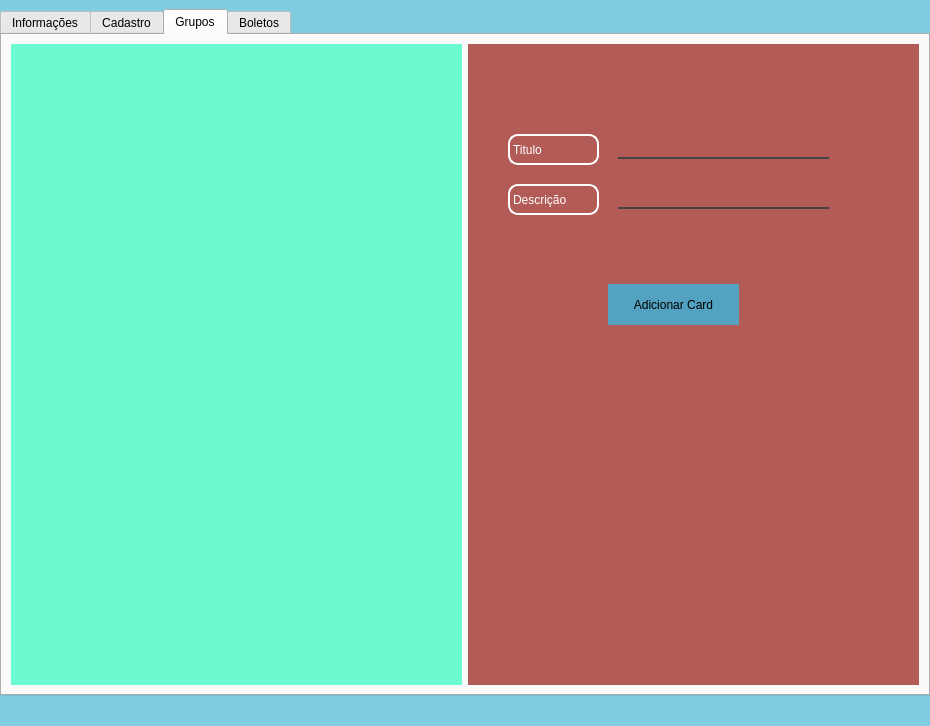
Nautilidae-project/Nautilus, file Telas/UI/dashCliente.ui: the form before one commit.
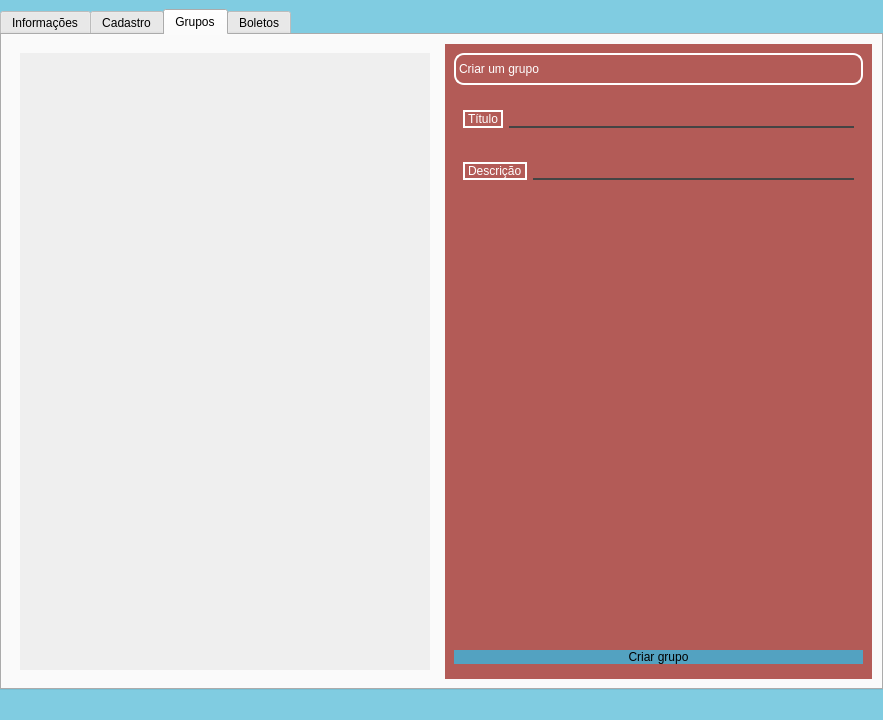
The form after the commit. The open tabs and pages were chosen to show the change.

Commit message:
CardClientes, Grupos e Participantes
- Inserção dos cards de grupos na tela de grupos;
- Criação do relacionamento entre as tabelas de grupo e participantes
- Pequena mexida no layout dos cards

Diff of the .ui file:
```diff
--- a/Telas/UI/dashCliente.ui
+++ b/Telas/UI/dashCliente.ui
@@ -6,8 +6,8 @@
    <rect>
     <x>0</x>
     <y>0</y>
-    <width>930</width>
-    <height>726</height>
+    <width>883</width>
+    <height>720</height>
    </rect>
   </property>
   <property name="windowTitle">
@@ -2419,13 +2419,37 @@
        <item>
         <widget class="QFrame" name="frGruposFormados">
          <property name="styleSheet">
-          <string notr="true">background-color: rgb(108, 251, 208);</string>
+          <string notr="true">/*background-color: rgb(108, 251, 208);*/</string>
          </property>
-         <layout class="QGridLayout" name="gridLayout_6"/>
+         <layout class="QGridLayout" name="gridLayout_6">
+          <item row="0" column="0">
+           <widget class="QScrollArea" name="scrollArea">
+            <property name="widgetResizable">
+             <bool>true</bool>
+            </property>
+            <widget class="QWidget" name="scrollGrupos">
+             <property name="geometry">
+              <rect>
+               <x>0</x>
+               <y>0</y>
+               <width>412</width>
+               <height>595</height>
+              </rect>
+             </property>
+            </widget>
+           </widget>
+          </item>
+         </layout>
         </widget>
        </item>
        <item>
         <widget class="QFrame" name="frFormarGRupos">
+         <property name="minimumSize">
+          <size>
+           <width>380</width>
+           <height>0</height>
+          </size>
+         </property>
          <property name="styleSheet">
           <string notr="true">background-color: rgb(179, 91, 87);</string>
          </property>
@@ -2435,74 +2459,141 @@
          <property name="frameShadow">
           <enum>QFrame::Raised</enum>
          </property>
-         <widget class="QPushButton" name="pbAddGrupo">
-          <property name="geometry">
-           <rect>
-            <x>140</x>
-            <y>240</y>
-            <width>131</width>
-            <height>41</height>
-           </rect>
+         <layout class="QVBoxLayout" name="verticalLayout">
+          <property name="spacing">
+           <number>16</number>
           </property>
-          <property name="styleSheet">
-           <string notr="true">background-color: rgb(83, 162, 193);</string>
+          <property name="bottomMargin">
+           <number>15</number>
           </property>
-          <property name="text">
-           <string>Adicionar Card</string>
-          </property>
-         </widget>
-         <widget class="QLabel" name="label">
-          <property name="geometry">
-           <rect>
-            <x>40</x>
-            <y>90</y>
-            <width>91</width>
-            <height>31</height>
-           </rect>
-          </property>
-          <property name="styleSheet">
-           <string notr="true">color: rgb(255, 255, 255);</string>
-          </property>
-          <property name="text">
-           <string>Titulo</string>
-          </property>
-         </widget>
-         <widget class="QLineEdit" name="leTituloGrupo">
-          <property name="geometry">
-           <rect>
-            <x>150</x>
-            <y>90</y>
-            <width>211</width>
-            <height>25</height>
-           </rect>
-          </property>
-         </widget>
-         <widget class="QLineEdit" name="leDescricaoGrupo">
-          <property name="geometry">
-           <rect>
-            <x>150</x>
-            <y>140</y>
-            <width>211</width>
-            <height>25</height>
-           </rect>
-          </property>
-         </widget>
-         <widget class="QLabel" name="label_2">
-          <property name="geometry">
-           <rect>
-            <x>40</x>
-            <y>140</y>
-            <width>91</width>
-            <height>31</height>
-           </rect>
-          </property>
-          <property name="styleSheet">
-           <string notr="true">color: rgb(255, 255, 255);</string>
-          </property>
-          <property name="text">
-           <string>Descrição</string>
-          </property>
-         </widget>
+          <item>
+           <widget class="QLabel" name="label_3">
+            <property name="minimumSize">
+             <size>
+              <width>0</width>
+              <height>32</height>
+             </size>
+            </property>
+            <property name="styleSheet">
+             <string notr="true">color: rgb(255, 255, 255);</string>
+            </property>
+            <property name="text">
+             <string>Criar um grupo</string>
+            </property>
+           </widget>
+          </item>
+          <item>
+           <widget class="QFrame" name="frTitulo">
+            <property name="minimumSize">
+             <size>
+              <width>0</width>
+              <height>32</height>
+             </size>
+            </property>
+            <property name="frameShape">
+             <enum>QFrame::StyledPanel</enum>
+            </property>
+            <property name="frameShadow">
+             <enum>QFrame::Raised</enum>
+            </property>
+            <layout class="QHBoxLayout" name="horizontalLayout_17">
+             <item>
+              <widget class="QLabel" name="lbTitulo_2">
+               <property name="styleSheet">
+                <string notr="true">color: rgb(255, 255, 255);</string>
+               </property>
+               <property name="text">
+                <string>Título</string>
+               </property>
+              </widget>
+             </item>
+             <item>
+              <widget class="QLineEdit" name="leTituloGrupo"/>
+             </item>
+            </layout>
+           </widget>
+          </item>
+          <item>
+           <widget class="QFrame" name="frame_2">
+            <property name="minimumSize">
+             <size>
+              <width>0</width>
+              <height>32</height>
+             </size>
+            </property>
+            <property name="frameShape">
+             <enum>QFrame::StyledPanel</enum>
+            </property>
+            <property name="frameShadow">
+             <enum>QFrame::Raised</enum>
+            </property>
+            <layout class="QHBoxLayout" name="horizontalLayout_23">
+             <item>
+              <widget class="QLabel" name="lbDescricao">
+               <property name="styleSheet">
+                <string notr="true">color: rgb(255, 255, 255);</string>
+               </property>
+               <property name="text">
+                <string>Descrição</string>
+               </property>
+              </widget>
+             </item>
+             <item>
+              <widget class="QLineEdit" name="leDescricaoGrupo"/>
+             </item>
+            </layout>
+           </widget>
+          </item>
+          <item>
+           <widget class="QTableWidget" name="tblGrupo">
+            <property name="frameShape">
+             <enum>QFrame::NoFrame</enum>
+            </property>
+            <attribute name="horizontalHeaderVisible">
+             <bool>false</bool>
+            </attribute>
+            <attribute name="horizontalHeaderCascadingSectionResizes">
+             <bool>true</bool>
+            </attribute>
+            <attribute name="horizontalHeaderStretchLastSection">
+             <bool>true</bool>
+            </attribute>
+            <attribute name="verticalHeaderVisible">
+             <bool>false</bool>
+            </attribute>
+            <column>
+             <property name="text">
+              <string>Id</string>
+             </property>
+            </column>
+            <column>
+             <property name="text">
+              <string>Nome</string>
+             </property>
+            </column>
+            <column>
+             <property name="text">
+              <string>Sobrenome</string>
+             </property>
+            </column>
+            <column>
+             <property name="text">
+              <string>Incluir</string>
+             </property>
+            </column>
+           </widget>
+          </item>
+          <item>
+           <widget class="QPushButton" name="pbAddGrupo">
+            <property name="styleSheet">
+             <string notr="true">background-color: rgb(83, 162, 193);</string>
+            </property>
+            <property name="text">
+             <string>Criar grupo</string>
+            </property>
+           </widget>
+          </item>
+         </layout>
         </widget>
        </item>
       </layout>
```
Left out of the diff: 2 changed lines with no effect on the pictures. The commit also changes 16 other files.
